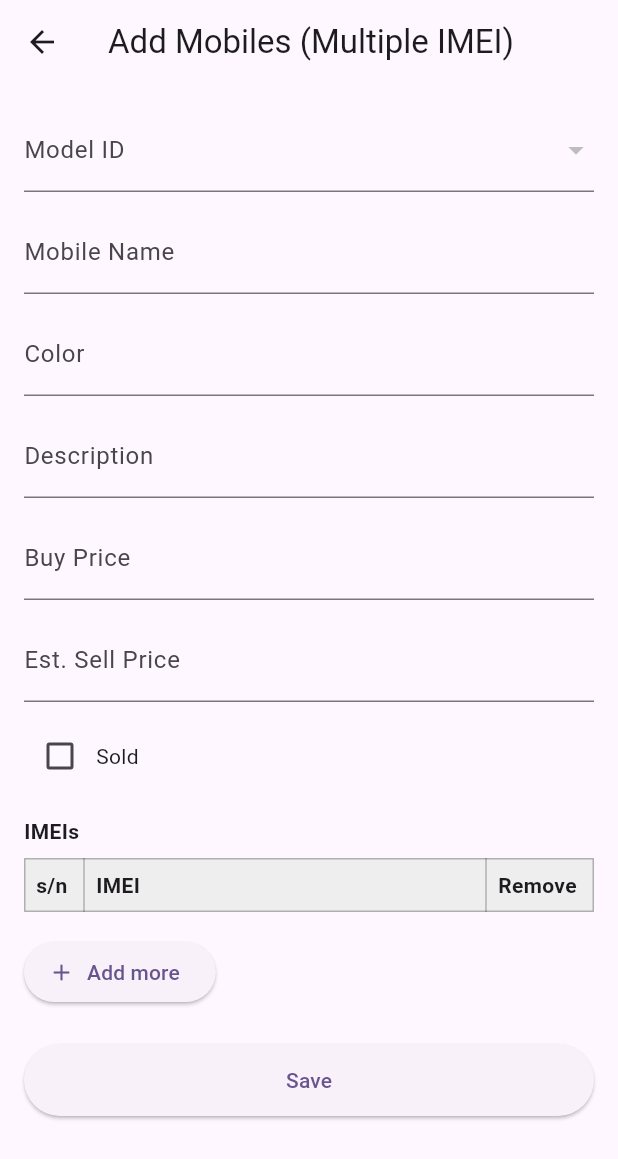
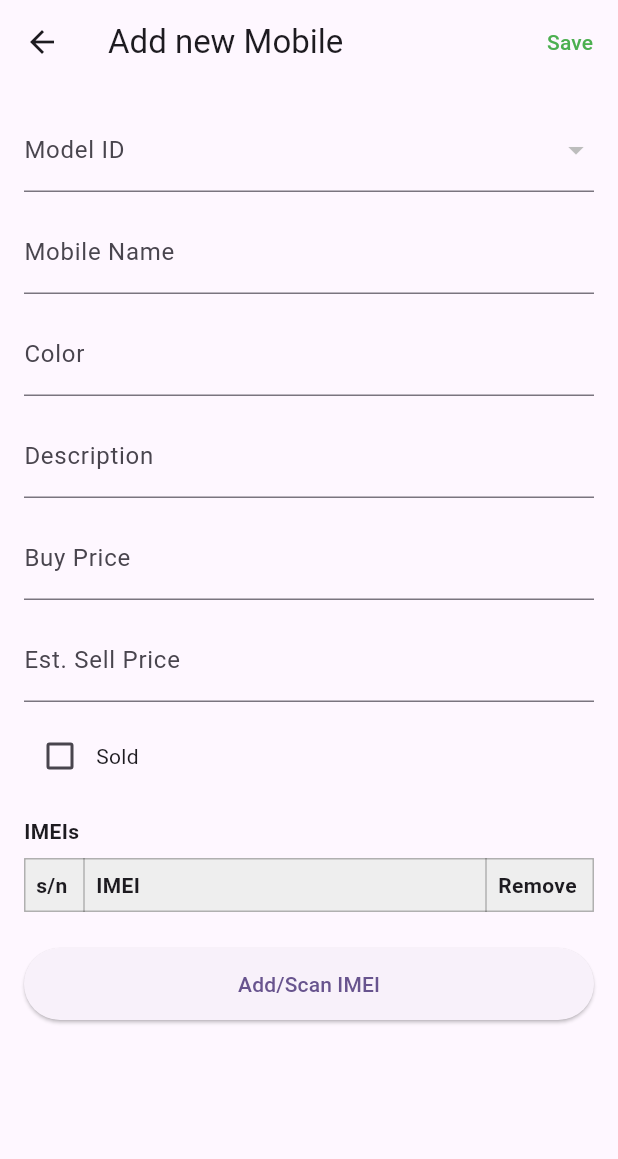
Before and after one commit to faisalahamed/anis_dealer, a Flutter app: the AddNewMobileMultiPage screen opened directly, on a phone screen of 412 x 824 dp. Shown: the top 1159 px of the screen. Run offline on Flutter 3.47's test engine with Material 3 defaults, Android fonts, the phone set to English and light mode, and no system bars; our stand-ins replace cloud_firestore, firebase_core; missing offline and left inert: mobile_scanner; accounts and stored records are empty.

Commit message:
add new mobile works fine 2

```diff
--- a/lib/view/mobile/add_new_mobile_multi.dart
+++ b/lib/view/mobile/add_new_mobile_multi.dart
@@ -187,7 +187,21 @@ class _AddNewMobileMultiPageState extends State<AddNewMobileMultiPage> {
   @override
   Widget build(BuildContext context) {
     return Scaffold(
-      appBar: AppBar(title: const Text('Add Mobiles (Multiple IMEI)')),
+      appBar: AppBar(
+        title: const Text('Add new Mobile'),
+        actions: [
+          TextButton(
+            onPressed: isSaving ? null : _save,
+            child: isSaving
+                ? const SizedBox(
+                    height: 20,
+                    width: 20,
+                    child: CircularProgressIndicator(strokeWidth: 2),
+                  )
+                : const Text('Save', style: TextStyle(color: Colors.green)),
+          ),
+        ],
+      ),
       body: Form(
         key: _formKey,
         child: ListView(
@@ -225,8 +239,8 @@ class _AddNewMobileMultiPageState extends State<AddNewMobileMultiPage> {
                       final data = selected.data() as Map<String, dynamic>;
                       nameController.text = (data['name'] ?? '').toString();
                       colorController.text = (data['color'] ?? '').toString();
-                      descriptionController.text =
-                          (data['description'] ?? '').toString();
+                      descriptionController.text = (data['description'] ?? '')
+                          .toString();
                     });
                   },
                   validator: (value) =>
@@ -352,30 +366,19 @@ class _AddNewMobileMultiPageState extends State<AddNewMobileMultiPage> {
                 }),
               ],
             ),
-            const SizedBox(height: 16),
-            Align(
-              alignment: Alignment.centerLeft,
-              child: ConstrainedBox(
-                constraints: const BoxConstraints(maxWidth: 140),
-                child: ElevatedButton.icon(
-                  onPressed: _openAddImeiDialog,
-                  icon: const Icon(Icons.add),
-                  label: const Text('Add more'),
-                ),
-              ),
-            ),
+
             const SizedBox(height: 24),
             SizedBox(
               height: 48,
               child: ElevatedButton(
-                onPressed: isSaving ? null : _save,
+                onPressed: _openAddImeiDialog,
                 child: isSaving
                     ? const SizedBox(
                         height: 20,
                         width: 20,
                         child: CircularProgressIndicator(strokeWidth: 2),
                       )
-                    : const Text('Save'),
+                    : const Text('Add/Scan IMEI'),
               ),
             ),
           ],
--- a/lib/view/mobile/mobile_table.dart
+++ b/lib/view/mobile/mobile_table.dart
@@ -1,6 +1,7 @@
 import 'package:anis_dealer/view/mobile/add_new_mobile_multi.dart';
 import 'package:cloud_firestore/cloud_firestore.dart';
 import 'package:flutter/material.dart';
+import 'package:intl/intl.dart';
 
 class MobileTableView extends StatefulWidget {
   const MobileTableView({super.key});
@@ -13,10 +14,7 @@ class _MobileTableViewState extends State<MobileTableView> {
   final FirebaseFirestore _firestore = FirebaseFirestore.instance;
 
   String _formatDate(DateTime date) {
-    final y = date.year.toString().padLeft(4, '0');
-    final m = date.month.toString().padLeft(2, '0');
-    final d = date.day.toString().padLeft(2, '0');
-    return '$y-$m-$d';
+    return DateFormat('d MMM h:mm a').format(date);
   }
 
   String _createdAtToString(dynamic value) {
--- a/pubspec.yaml
+++ b/pubspec.yaml
@@ -37,6 +37,7 @@ dependencies:
   firebase_core: ^2.10.0
   cloud_firestore: ^4.9.0
   mobile_scanner: ^5.2.1
+  intl: ^0.19.0
 
 dev_dependencies:
   flutter_test:
```
Also changed, not shown: pubspec.lock.
